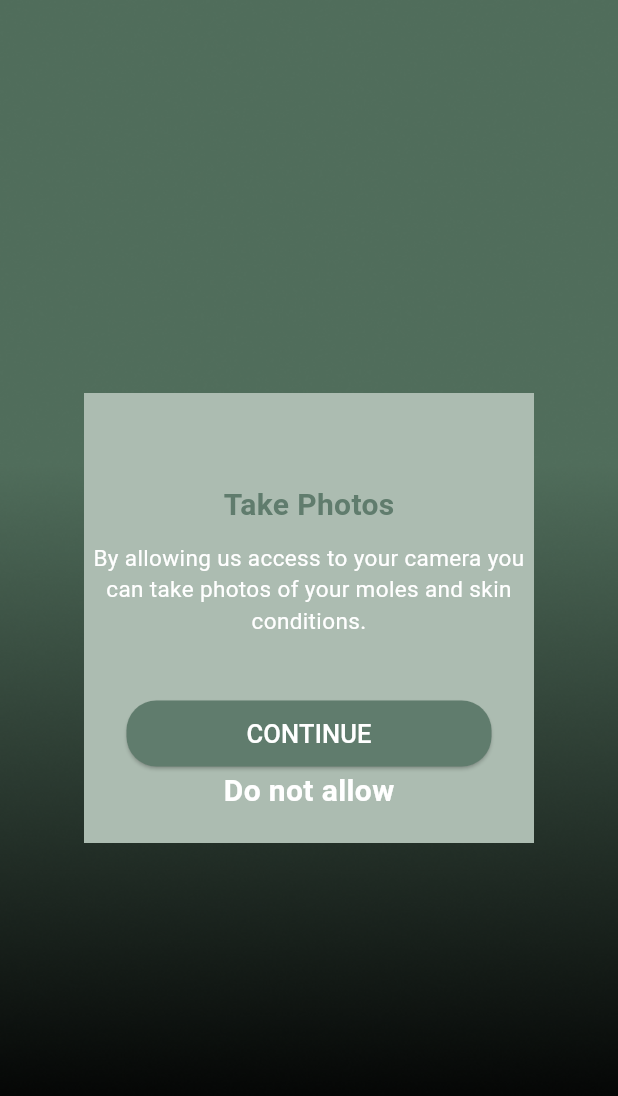
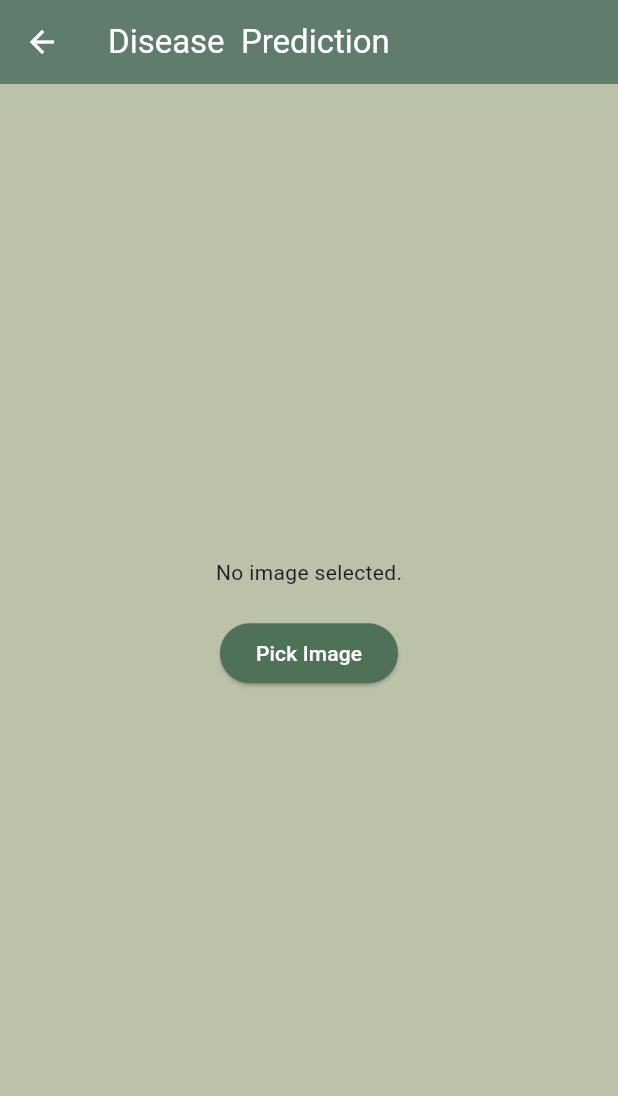
Before and after one commit to kusha2000/Derma_Skin_App, a Flutter app: the TakePhotos screen opened directly, after a tap on "CONTINUE", on a phone screen of 412 x 824 dp. Shown: the top 1096 px of the screen. Run offline on Flutter 3.47's test engine with Material 3 defaults, Android fonts, the phone set to English and light mode, and no system bars; our stand-ins replace cloud_firestore, firebase_auth, firebase_core, firebase_storage, get, image_picker and 1 more; accounts and stored records are empty.

Commit message:
Integrate Machine Learning Model to Flutter App

```diff
--- a/lib/Pages/TakePhotos.dart
+++ b/lib/Pages/TakePhotos.dart
@@ -1,4 +1,6 @@
+import 'package:derma_skin_app/Pages/skin_model.dart';
 import 'package:flutter/material.dart';
+import 'package:get/get.dart';
 
 class TakePhotos extends StatelessWidget {
   const TakePhotos({super.key});
@@ -47,7 +49,9 @@ class TakePhotos extends StatelessWidget {
                   child: Align(
                     alignment: Alignment.bottomCenter,
                     child: ElevatedButton(
-                      onPressed: () {},
+                      onPressed: () {
+                        Get.to(() => SkinModel());
+                      },
                       style: ElevatedButton.styleFrom(
                         backgroundColor: const Color(0xFF607C6D),
                         shape: RoundedRectangleBorder(
--- /dev/null
+++ b/lib/Pages/skin_model.dart
@@ -0,0 +1,132 @@
+import 'dart:io';
+import 'package:flutter/material.dart';
+import 'package:http/http.dart' as http;
+import 'package:image_picker/image_picker.dart';
+import 'dart:convert';
+
+class SkinModel extends StatefulWidget {
+  @override
+  _SkinModelState createState() => _SkinModelState();
+}
+
+class _SkinModelState extends State<SkinModel> {
+  File? _image;
+  final picker = ImagePicker();
+  String _result = '';
+
+  // Function to pick an image from the gallery
+  Future<void> getImage() async {
+    final pickedFile = await picker.pickImage(source: ImageSource.gallery);
+
+    setState(() {
+      if (pickedFile != null) {
+        _image = File(pickedFile.path);
+        uploadImage();
+      } else {
+        print('No image selected.');
+      }
+    });
+  }
+
+  // Function to upload the image to the backend and get the prediction
+  Future<void> uploadImage() async {
+    if (_image == null) return;
+
+    try {
+      // Change URL based on the device you are using
+      final request = http.MultipartRequest('POST',
+          Uri.parse('http://10.0.2.2:5000/predict')); // For Android Emulator
+      // final request = http.MultipartRequest('POST', Uri.parse('http://192.168.1.100:5000/predict')); // For Physical Device
+      // final request = http.MultipartRequest('POST', Uri.parse('http://127.0.0.1:5000/predict')); // For iOS Simulator
+
+      request.files
+          .add(await http.MultipartFile.fromPath('file', _image!.path));
+      final response = await request.send();
+
+      if (response.statusCode == 200) {
+        final respStr = await response.stream.bytesToString();
+        final Map<String, dynamic> result = json.decode(respStr);
+        setState(() {
+          _result =
+              '${result['class']} with ${result['probability']}% probability';
+        });
+      } else {
+        setState(() {
+          _result = 'Failed to get prediction';
+        });
+      }
+    } catch (e) {
+      setState(() {
+        _result = 'Server error';
+      });
+    }
+  }
+
+  @override
+  Widget build(BuildContext context) {
+    return Scaffold(
+      appBar: AppBar(
+        title: const Text(
+          'Disease  Prediction',
+          style: TextStyle(
+            color: Colors.white,
+          ),
+        ),
+        backgroundColor: const Color(0xFF607C6D),
+        leading: const BackButton(
+          color: Colors.white, // Change the color here
+        ),
+      ),
+      body: Container(
+        color: Color(0xFFBCC1AA),
+        child: Center(
+          child: SingleChildScrollView(
+            child: Column(
+              mainAxisAlignment: MainAxisAlignment.center,
+              children: [
+                _image == null
+                    ? Text('No image selected.')
+                    : ClipOval(
+                        child: Container(
+                          width: 250.0, // Set the width
+                          height: 250.0, // Set the height
+                          decoration: BoxDecoration(
+                            shape: BoxShape.circle,
+                            border: Border.all(
+                              color: Colors.white, // Border color
+                              width: 4.0, // Border width
+                            ),
+                          ),
+                          child: Image.file(
+                            _image!,
+                            fit: BoxFit.cover,
+                          ),
+                        ),
+                      ),
+                const SizedBox(height: 20),
+                ElevatedButton(
+                  style: ElevatedButton.styleFrom(
+                    backgroundColor: const Color(0xFF4F7158),
+                  ),
+                  onPressed: getImage,
+                  child: const Text(
+                    'Pick Image',
+                    style: TextStyle(color: Colors.white),
+                  ),
+                ),
+                const SizedBox(height: 20),
+                Align(
+                  alignment: Alignment.center,
+                  child: Text(
+                    _result,
+                    style: TextStyle(fontSize: 20.0),
+                  ),
+                ),
+              ],
+            ),
+          ),
+        ),
+      ),
+    );
+  }
+}
--- a/lib/main.dart
+++ b/lib/main.dart
@@ -7,6 +7,7 @@ import 'package:derma_skin_app/Pages/intro_page.dart';
 import 'package:derma_skin_app/Pages/second_spot_page.dart';
 import 'package:derma_skin_app/Pages/skin_type/skin_type_page.dart';
 import 'package:derma_skin_app/Pages/skin_type/skin_type_start_page.dart';
+import 'package:derma_skin_app/Pages/skin_model.dart';
 import 'package:derma_skin_app/Widgets/Navbar.dart';
 import 'package:flutter/foundation.dart';
 import 'package:flutter/material.dart';
```
Also changed, not shown: 1 other file.
